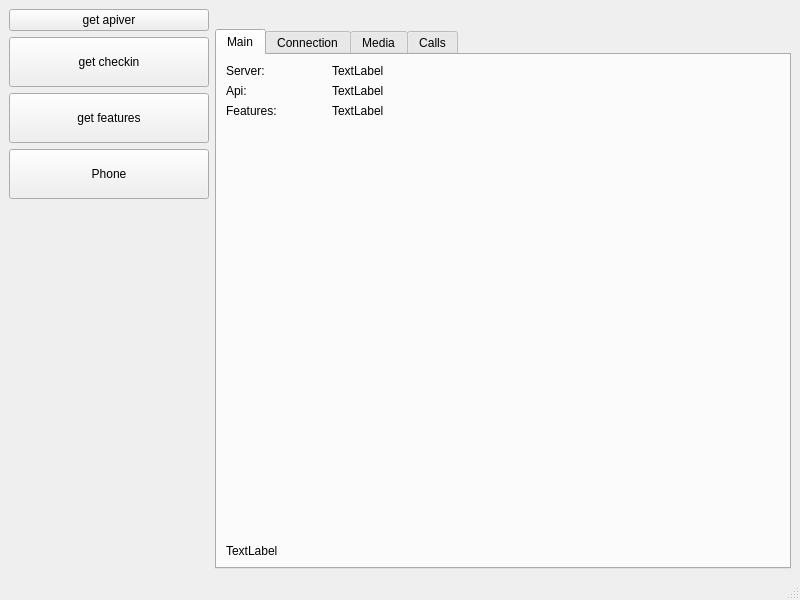
First picture: the form in mainwindow.ui, repository horvathzoltan/raspilink_client, before the edit.
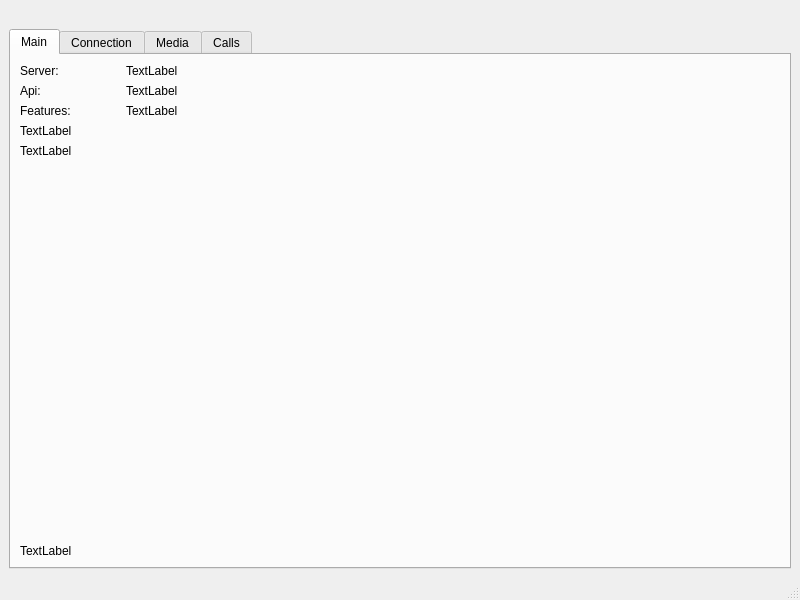
Second picture: the form after the edit.

The edit to the form file:
```diff
--- a/mainwindow.ui
+++ b/mainwindow.ui
@@ -15,87 +15,6 @@
   </property>
   <widget class="QWidget" name="centralwidget">
    <layout class="QHBoxLayout" name="horizontalLayout">
-    <item>
-     <layout class="QVBoxLayout" name="verticalLayout">
-      <item>
-       <widget class="QPushButton" name="pushButton_getApiver">
-        <property name="text">
-         <string>get apiver</string>
-        </property>
-       </widget>
-      </item>
-      <item>
-       <widget class="QPushButton" name="pushButton_connection">
-        <property name="sizePolicy">
-         <sizepolicy hsizetype="Fixed" vsizetype="Fixed">
-          <horstretch>0</horstretch>
-          <verstretch>0</verstretch>
-         </sizepolicy>
-        </property>
-        <property name="minimumSize">
-         <size>
-          <width>200</width>
-          <height>50</height>
-         </size>
-        </property>
-        <property name="maximumSize">
-         <size>
-          <width>200</width>
-          <height>50</height>
-         </size>
-        </property>
-        <property name="text">
-         <string>get checkin</string>
-        </property>
-       </widget>
-      </item>
-      <item>
-       <widget class="QPushButton" name="pushButton_FeatureRequest">
-        <property name="minimumSize">
-         <size>
-          <width>200</width>
-          <height>50</height>
-         </size>
-        </property>
-        <property name="text">
-         <string>get features</string>
-        </property>
-       </widget>
-      </item>
-      <item>
-       <widget class="QPushButton" name="pushButton">
-        <property name="sizePolicy">
-         <sizepolicy hsizetype="Fixed" vsizetype="Fixed">
-          <horstretch>0</horstretch>
-          <verstretch>0</verstretch>
-         </sizepolicy>
-        </property>
-        <property name="minimumSize">
-         <size>
-          <width>200</width>
-          <height>50</height>
-         </size>
-        </property>
-        <property name="text">
-         <string>Phone</string>
-        </property>
-       </widget>
-      </item>
-      <item>
-       <spacer name="verticalSpacer">
-        <property name="orientation">
-         <enum>Qt::Vertical</enum>
-        </property>
-        <property name="sizeHint" stdset="0">
-         <size>
-          <width>20</width>
-          <height>40</height>
-         </size>
-        </property>
-       </spacer>
-      </item>
-     </layout>
-    </item>
     <item>
      <layout class="QVBoxLayout" name="verticalLayout_2">
       <item>
@@ -121,35 +40,7 @@
           <string>Main</string>
          </attribute>
          <layout class="QGridLayout" name="gridLayout">
-          <item row="2" column="0">
-           <widget class="QLabel" name="label_features_header">
-            <property name="text">
-             <string>Features:</string>
-            </property>
-           </widget>
-          </item>
-          <item row="1" column="1" colspan="2">
-           <widget class="QLabel" name="label_server">
-            <property name="text">
-             <string>TextLabel</string>
-            </property>
-           </widget>
-          </item>
-          <item row="2" column="1" colspan="2">
-           <widget class="QLabel" name="label_features">
-            <property name="text">
-             <string>TextLabel</string>
-            </property>
-           </widget>
-          </item>
-          <item row="0" column="1" colspan="2">
-           <widget class="QLabel" name="label_api">
-            <property name="text">
-             <string>TextLabel</string>
-            </property>
-           </widget>
-          </item>
-          <item row="3" column="0">
+          <item row="7" column="0">
            <spacer name="verticalSpacer_2">
             <property name="orientation">
              <enum>Qt::Vertical</enum>
@@ -181,6 +72,20 @@
             </property>
            </widget>
           </item>
+          <item row="1" column="1" colspan="2">
+           <widget class="QLabel" name="label_api">
+            <property name="text">
+             <string>TextLabel</string>
+            </property>
+           </widget>
+          </item>
+          <item row="8" column="0" colspan="3">
+           <widget class="QLabel" name="label_status_2">
+            <property name="text">
+             <string>TextLabel</string>
+            </property>
+           </widget>
+          </item>
           <item row="0" column="0">
            <widget class="QLabel" name="label_server_header">
             <property name="sizePolicy">
@@ -200,8 +105,36 @@
             </property>
            </widget>
           </item>
-          <item row="4" column="0" colspan="3">
-           <widget class="QLabel" name="label_status_2">
+          <item row="2" column="0">
+           <widget class="QLabel" name="label_features_header">
+            <property name="text">
+             <string>Features:</string>
+            </property>
+           </widget>
+          </item>
+          <item row="5" column="0" colspan="3">
+           <widget class="QLabel" name="label_datetime">
+            <property name="text">
+             <string>TextLabel</string>
+            </property>
+           </widget>
+          </item>
+          <item row="0" column="1" colspan="2">
+           <widget class="QLabel" name="label_server">
+            <property name="text">
+             <string>TextLabel</string>
+            </property>
+           </widget>
+          </item>
+          <item row="2" column="1" colspan="2">
+           <widget class="QLabel" name="label_features">
+            <property name="text">
+             <string>TextLabel</string>
+            </property>
+           </widget>
+          </item>
+          <item row="6" column="0" colspan="3">
+           <widget class="QLabel" name="label_img">
             <property name="text">
              <string>TextLabel</string>
             </property>
```
